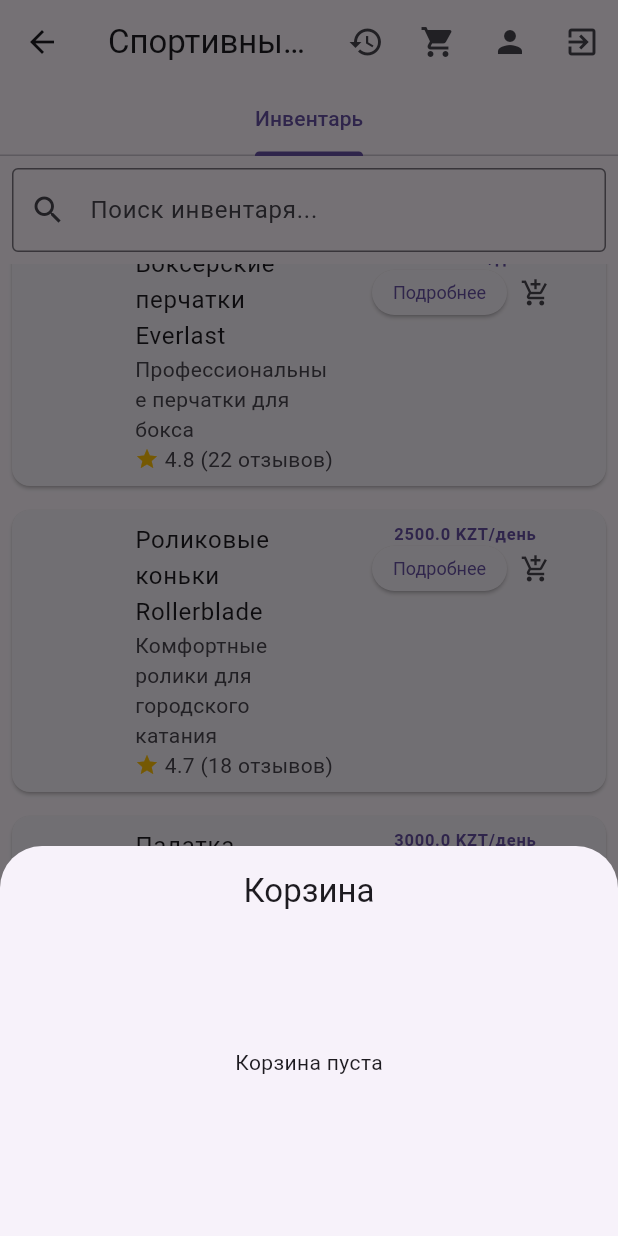
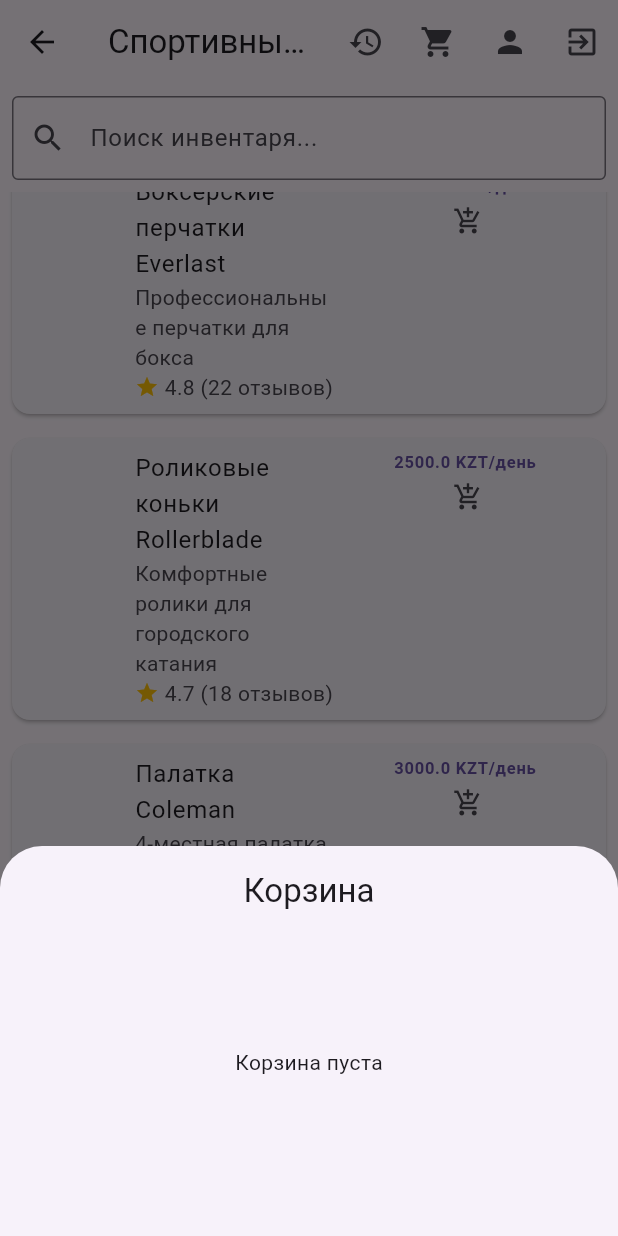
Before and after one commit to temirbayev1997/kurs_abl, a Flutter app: the HomeScreen screen opened by its route, scrolled down 576 dp, after a tap on the "shopping cart" icon, on a phone screen of 412 x 824 dp. Run offline on Flutter 3.47's test engine with Material 3 defaults, Android fonts, the phone set to English and light mode, and no system bars; our stand-ins replace image_picker, shared_preferences; accounts and stored records are empty; network calls fail.

Commit message:
work_robit

```diff
--- a/lib/screens/home_screen.dart
+++ b/lib/screens/home_screen.dart
@@ -30,6 +30,7 @@ class _HomeScreenState extends State<HomeScreen> with SingleTickerProviderStateM
   DateTime? _selectedDate;
   String _selectedDeliveryType = 'pickup';
   String _selectedRentalPeriod = 'week';
+  String? _selectedCategory;
 
   int get cartItemCount => _cartItems.length;
 
@@ -207,12 +208,6 @@ IconButton(
             },
           ),
         ],
-        bottom: TabBar(
-          controller: _tabController,
-          tabs: [
-            Tab(text: 'Инвентарь'),
-          ],
-        ),
       ),
       body: TabBarView(
         controller: _tabController,
@@ -237,6 +232,7 @@ IconButton(
                     ? Center(child: CircularProgressIndicator())
                     : _equipment.isEmpty
                         ? Center(child: Text('Нет доступного инвентаря'))
+
                         : ListView.builder(
                             itemCount: _equipment.length,
                             itemBuilder: (context, index) {
@@ -282,20 +278,20 @@ trailing: Container(
       Row(
         mainAxisSize: MainAxisSize.min,
         children: [
-          SizedBox(
-            width: 90, // Фиксированная ширина для кнопки
-            height: 30, // Фиксированная высота для кнопки
-            child: ElevatedButton(
-              style: ElevatedButton.styleFrom(
-                padding: EdgeInsets.symmetric(horizontal: 4),
-                textStyle: TextStyle(fontSize: 12),
-              ),
-              onPressed: () {
-                // Навигация к экрану деталей
-              },
-              child: Text('Подробнее'),
-            ),
-          ),
+          // SizedBox(
+          //   width: 90, // Фиксированная ширина для кнопки
+          //   height: 30, // Фиксированная высота для кнопки
+          //   child: ElevatedButton(
+          //     style: ElevatedButton.styleFrom(
+          //       padding: EdgeInsets.symmetric(horizontal: 4),
+          //       textStyle: TextStyle(fontSize: 12),
+          //     ),
+          //     onPressed: () {
+          //       // Навигация к экрану деталей
+          //     },
+          //     child: Text('Подробнее'),
+          //   ),
+          // ),
           SizedBox(width: 4), // Отступ между кнопкой и иконкой
           SizedBox(
             width: 30, // Фиксированная ширина для иконки
@@ -398,9 +394,22 @@ void _showCart() {
               DropdownButton<String>(
                 value: _selectedRentalPeriod,
                 items: [
-                  DropdownMenuItem(value: 'week', child: Text('1 неделя - 5000 тг')),
-                  DropdownMenuItem(value: 'twoWeeks', child: Text('2 недели - 7000 тг')),
-                  DropdownMenuItem(value: 'month', child: Text('1 месяц - 14000 тг')),
+                  DropdownMenuItem(
+                    value: 'day',
+                    child: Text('1 день'),
+                  ),
+                  DropdownMenuItem(
+                    value: 'week',
+                    child: Text('1 неделя'),
+                  ),
+                  DropdownMenuItem(
+                    value: 'twoWeeks',
+                    child: Text('2 недели (скидка 40%)'),
+                  ),
+                  DropdownMenuItem(
+                    value: 'month',
+                    child: Text('1 месяц'),
+                  ),
                 ],
                 onChanged: (value) {
                   setState(() {
@@ -533,35 +542,43 @@ Future<void> _selectDate(BuildContext context) async {
 String _getRentalPrice(Equipment item) {
   switch (_selectedRentalPeriod) {
     case 'week':
-      return '5000 тг/неделя';
+      return '${item.rentalPrices['week']} тг/неделя';
     case 'twoWeeks':
-      return '7000 тг/2 недели';
+      return '${(item.rentalPrices['week']! * 1.4).round()} тг/2 недели'; // 40% скидка от двух недель
     case 'month':
-      return '14000 тг/месяц';
+      return '${item.rentalPrices['month']} тг/месяц';
     default:
-      return '5000 тг/неделя';
+      return '${item.rentalPrices['day']} тг/день';
   }
 }
 
 int _calculateTotal() {
-  int basePrice;
+  double total = 0;
+
+  for (var item in _cartItems) {
     switch (_selectedRentalPeriod) {
       case 'week':
-      basePrice = 5000;
+        total += item.rentalPrices['week']!;
         break;
       case 'twoWeeks':
-      basePrice = 7000;
+        total += (item.rentalPrices['week']! * 1.4); // 40% скидка от двух недель
         break;
       case 'month':
-      basePrice = 14000;
+        total += item.rentalPrices['month']!;
         break;
       default:
-      basePrice = 5000;
+        total += item.rentalPrices['day']!;
+    }
   }
 
-  int deliveryFee = _selectedDeliveryType == 'delivery' ? 1000 : 0;
-  return (basePrice * _cartItems.length) + deliveryFee;
+  // Добавляем стоимость доставки
+  if (_selectedDeliveryType == 'delivery') {
+    total += 1000;
   }
+
+  return total.round();
+}
+
 
 void _processOrder() {
   if (_selectedDate == null) {
--- a/lib/services/equipment_service.dart
+++ b/lib/services/equipment_service.dart
@@ -214,6 +214,426 @@ class EquipmentService {
         rating: 4.8,
         reviewCount: 30,
       ),
+      Equipment(
+        id: '11',
+        name: 'Гантели разборные',
+        description: 'Набор разборных гантелей с блинами',
+        images: [
+          'https://images.satu.kz/198766411_w640_h640_198766411.jpg',
+        ],
+        specifications: {
+          'Максимальный вес': '20кг каждая',
+          'Материал': 'Сталь',
+          'Комплектация': 'Гриф, блины, замки',
+        },
+        condition: 'Отличное',
+        rentalPrices: {
+          'day': 2000.0,
+          'week': 12000.0,
+          'month': 40000.0,
+        },
+        rating: 4.8,
+        reviewCount: 30,
+      ),
+      Equipment(
+        id: '12',
+        name: 'Гантели разборные',
+        description: 'Набор разборных гантелей с блинами',
+        images: [
+          'https://images.satu.kz/198766411_w640_h640_198766411.jpg',
+        ],
+        specifications: {
+          'Максимальный вес': '20кг каждая',
+          'Материал': 'Сталь',
+          'Комплектация': 'Гриф, блины, замки',
+        },
+        condition: 'Отличное',
+        rentalPrices: {
+          'day': 2000.0,
+          'week': 12000.0,
+          'month': 40000.0,
+        },
+        rating: 4.8,
+        reviewCount: 30,
+      ),
+      Equipment(
+        id: '13',
+        name: 'Гантели разборные',
+        description: 'Набор разборных гантелей с блинами',
+        images: [
+          'https://images.satu.kz/198766411_w640_h640_198766411.jpg',
+        ],
+        specifications: {
+          'Максимальный вес': '20кг каждая',
+          'Материал': 'Сталь',
+          'Комплектация': 'Гриф, блины, замки',
+        },
+        condition: 'Отличное',
+        rentalPrices: {
+          'day': 2000.0,
+          'week': 12000.0,
+          'month': 40000.0,
+        },
+        rating: 4.8,
+        reviewCount: 30,
+      ),
+      Equipment(
+        id: '14',
+        name: 'Гантели разборные',
+        description: 'Набор разборных гантелей с блинами',
+        images: [
+          'https://images.satu.kz/198766411_w640_h640_198766411.jpg',
+        ],
+        specifications: {
+          'Максимальный вес': '20кг каждая',
+          'Материал': 'Сталь',
+          'Комплектация': 'Гриф, блины, замки',
+        },
+        condition: 'Отличное',
+        rentalPrices: {
+          'day': 2000.0,
+          'week': 12000.0,
+          'month': 40000.0,
+        },
+        rating: 4.8,
+        reviewCount: 30,
+      ),
+      Equipment(
+        id: '15',
+        name: 'Гантели разборные',
+        description: 'Набор разборных гантелей с блинами',
+        images: [
+          'https://images.satu.kz/198766411_w640_h640_198766411.jpg',
+        ],
+        specifications: {
+          'Максимальный вес': '20кг каждая',
+          'Материал': 'Сталь',
+          'Комплектация': 'Гриф, блины, замки',
+        },
+        condition: 'Отличное',
+        rentalPrices: {
+          'day': 2000.0,
+          'week': 12000.0,
+          'month': 40000.0,
+        },
+        rating: 4.8,
+        reviewCount: 30,
+      ),
+      Equipment(
+        id: '16',
+        name: 'Гантели разборные',
+        description: 'Набор разборных гантелей с блинами',
+        images: [
+          'https://images.satu.kz/198766411_w640_h640_198766411.jpg',
+        ],
+        specifications: {
+          'Максимальный вес': '20кг каждая',
+          'Материал': 'Сталь',
+          'Комплектация': 'Гриф, блины, замки',
+        },
+        condition: 'Отличное',
+        rentalPrices: {
+          'day': 2000.0,
+          'week': 12000.0,
+          'month': 40000.0,
+        },
+        rating: 4.8,
+        reviewCount: 30,
+      ),
+      Equipment(
+        id: '17',
+        name: 'Гантели разборные',
+        description: 'Набор разборных гантелей с блинами',
+        images: [
+          'https://images.satu.kz/198766411_w640_h640_198766411.jpg',
+        ],
+        specifications: {
+          'Максимальный вес': '20кг каждая',
+          'Материал': 'Сталь',
+          'Комплектация': 'Гриф, блины, замки',
+        },
+        condition: 'Отличное',
+        rentalPrices: {
+          'day': 2000.0,
+          'week': 12000.0,
+          'month': 40000.0,
+        },
+        rating: 4.8,
+        reviewCount: 30,
+      ),
+      Equipment(
+        id: '18',
+        name: 'Гантели разборные',
+        description: 'Набор разборных гантелей с блинами',
+        images: [
+          'https://images.satu.kz/198766411_w640_h640_198766411.jpg',
+        ],
+        specifications: {
+          'Максимальный вес': '20кг каждая',
+          'Материал': 'Сталь',
+          'Комплектация': 'Гриф, блины, замки',
+        },
+        condition: 'Отличное',
+        rentalPrices: {
+          'day': 2000.0,
+          'week': 12000.0,
+          'month': 40000.0,
+        },
+        rating: 4.8,
+        reviewCount: 30,
+      ),
+      Equipment(
+        id: '19',
+        name: 'Гантели разборные',
+        description: 'Набор разборных гантелей с блинами',
+        images: [
+          'https://images.satu.kz/198766411_w640_h640_198766411.jpg',
+        ],
+        specifications: {
+          'Максимальный вес': '20кг каждая',
+          'Материал': 'Сталь',
+          'Комплектация': 'Гриф, блины, замки',
+        },
+        condition: 'Отличное',
+        rentalPrices: {
+          'day': 2000.0,
+          'week': 12000.0,
+          'month': 40000.0,
+        },
+        rating: 4.8,
+        reviewCount: 30,
+      ),
+      Equipment(
+        id: '20',
+        name: 'Гантели разборные',
+        description: 'Набор разборных гантелей с блинами',
+        images: [
+          'https://images.satu.kz/198766411_w640_h640_198766411.jpg',
+        ],
+        specifications: {
+          'Максимальный вес': '20кг каждая',
+          'Материал': 'Сталь',
+          'Комплектация': 'Гриф, блины, замки',
+        },
+        condition: 'Отличное',
+        rentalPrices: {
+          'day': 2000.0,
+          'week': 12000.0,
+          'month': 40000.0,
+        },
+        rating: 4.8,
+        reviewCount: 30,
+      ),
+      Equipment(
+        id: '21',
+        name: 'Гантели разборные',
+        description: 'Набор разборных гантелей с блинами',
+        images: [
+          'https://images.satu.kz/198766411_w640_h640_198766411.jpg',
+        ],
+        specifications: {
+          'Максимальный вес': '20кг каждая',
+          'Материал': 'Сталь',
+          'Комплектация': 'Гриф, блины, замки',
+        },
+        condition: 'Отличное',
+        rentalPrices: {
+          'day': 2000.0,
+          'week': 12000.0,
+          'month': 40000.0,
+        },
+        rating: 4.8,
+        reviewCount: 30,
+      ),
+      Equipment(
+        id: '22',
+        name: 'Гантели разборные',
+        description: 'Набор разборных гантелей с блинами',
+        images: [
+          'https://images.satu.kz/198766411_w640_h640_198766411.jpg',
+        ],
+        specifications: {
+          'Максимальный вес': '20кг каждая',
+          'Материал': 'Сталь',
+          'Комплектация': 'Гриф, блины, замки',
+        },
+        condition: 'Отличное',
+        rentalPrices: {
+          'day': 2000.0,
+          'week': 12000.0,
+          'month': 40000.0,
+        },
+        rating: 4.8,
+        reviewCount: 30,
+      ),
+      Equipment(
+        id: '23',
+        name: 'Гантели разборные',
+        description: 'Набор разборных гантелей с блинами',
+        images: [
+          'https://images.satu.kz/198766411_w640_h640_198766411.jpg',
+        ],
+        specifications: {
+          'Максимальный вес': '20кг каждая',
+          'Материал': 'Сталь',
+          'Комплектация': 'Гриф, блины, замки',
+        },
+        condition: 'Отличное',
+        rentalPrices: {
+          'day': 2000.0,
+          'week': 12000.0,
+          'month': 40000.0,
+        },
+        rating: 4.8,
+        reviewCount: 30,
+      ),
+      Equipment(
+        id: '24',
+        name: 'Гантели разборные',
+        description: 'Набор разборных гантелей с блинами',
+        images: [
+          'https://images.satu.kz/198766411_w640_h640_198766411.jpg',
+        ],
+        specifications: {
+          'Максимальный вес': '20кг каждая',
+          'Материал': 'Сталь',
+          'Комплектация': 'Гриф, блины, замки',
+        },
+        condition: 'Отличное',
+        rentalPrices: {
+          'day': 2000.0,
+          'week': 12000.0,
+          'month': 40000.0,
+        },
+        rating: 4.8,
+        reviewCount: 30,
+      ),
+      Equipment(
+        id: '25',
+        name: 'Гантели разборные',
+        description: 'Набор разборных гантелей с блинами',
+        images: [
+          'https://images.satu.kz/198766411_w640_h640_198766411.jpg',
+        ],
+        specifications: {
+          'Максимальный вес': '20кг каждая',
+          'Материал': 'Сталь',
+          'Комплектация': 'Гриф, блины, замки',
+        },
+        condition: 'Отличное',
+        rentalPrices: {
+          'day': 2000.0,
+          'week': 12000.0,
+          'month': 40000.0,
+        },
+        rating: 4.8,
+        reviewCount: 30,
+      ),
+      Equipment(
+        id: '26',
+        name: 'Гантели разборные',
+        description: 'Набор разборных гантелей с блинами',
+        images: [
+          'https://images.satu.kz/198766411_w640_h640_198766411.jpg',
+        ],
+        specifications: {
+          'Максимальный вес': '20кг каждая',
+          'Материал': 'Сталь',
+          'Комплектация': 'Гриф, блины, замки',
+        },
+        condition: 'Отличное',
+        rentalPrices: {
+          'day': 2000.0,
+          'week': 12000.0,
+          'month': 40000.0,
+        },
+        rating: 4.8,
+        reviewCount: 30,
+      ),
+      Equipment(
+        id: '27',
+        name: 'Гантели разборные',
+        description: 'Набор разборных гантелей с блинами',
+        images: [
+          'https://images.satu.kz/198766411_w640_h640_198766411.jpg',
+        ],
+        specifications: {
+          'Максимальный вес': '20кг каждая',
+          'Материал': 'Сталь',
+          'Комплектация': 'Гриф, блины, замки',
+        },
+        condition: 'Отличное',
+        rentalPrices: {
+          'day': 2000.0,
+          'week': 12000.0,
+          'month': 40000.0,
+        },
+        rating: 4.8,
+        reviewCount: 30,
+      ),
+      Equipment(
+        id: '28',
+        name: 'Гантели разборные',
+        description: 'Набор разборных гантелей с блинами',
+        images: [
+          'https://images.satu.kz/198766411_w640_h640_198766411.jpg',
+        ],
+        specifications: {
+          'Максимальный вес': '20кг каждая',
+          'Материал': 'Сталь',
+          'Комплектация': 'Гриф, блины, замки',
+        },
+        condition: 'Отличное',
+        rentalPrices: {
+          'day': 2000.0,
+          'week': 12000.0,
+          'month': 40000.0,
+        },
+        rating: 4.8,
+        reviewCount: 30,
+      ),
+      Equipment(
+        id: '29',
+        name: 'Гантели разборные',
+        description: 'Набор разборных гантелей с блинами',
+        images: [
+          'https://images.satu.kz/198766411_w640_h640_198766411.jpg',
+        ],
+        specifications: {
+          'Максимальный вес': '20кг каждая',
+          'Материал': 'Сталь',
+          'Комплектация': 'Гриф, блины, замки',
+        },
+        condition: 'Отличное',
+        rentalPrices: {
+          'day': 2000.0,
+          'week': 12000.0,
+          'month': 40000.0,
+        },
+        rating: 4.8,
+        reviewCount: 30,
+      ),
+      Equipment(
+        id: '30',
+        name: 'Гантели разборные',
+        description: 'Набор разборных гантелей с блинами',
+        images: [
+          'https://images.satu.kz/198766411_w640_h640_198766411.jpg',
+        ],
+        specifications: {
+          'Максимальный вес': '20кг каждая',
+          'Материал': 'Сталь',
+          'Комплектация': 'Гриф, блины, замки',
+        },
+        condition: 'Отличное',
+        rentalPrices: {
+          'day': 2000.0,
+          'week': 12000.0,
+          'month': 40000.0,
+        },
+        rating: 4.8,
+        reviewCount: 30,
+      )
     ];
   }
 
```
Lines whose indentation alone changed are shown as unchanged.
